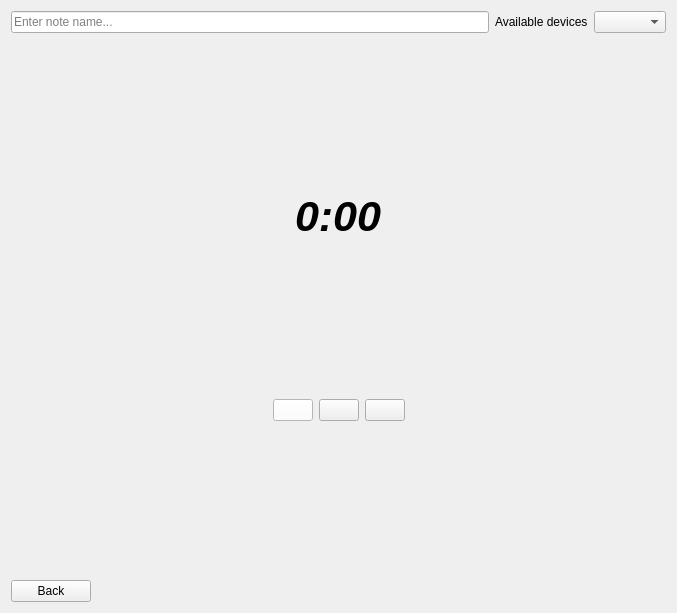
First picture: the form in Notessa/voice_note/ui/create_voice_note_widget.ui, repository Eixini/Notessa, before the edit.
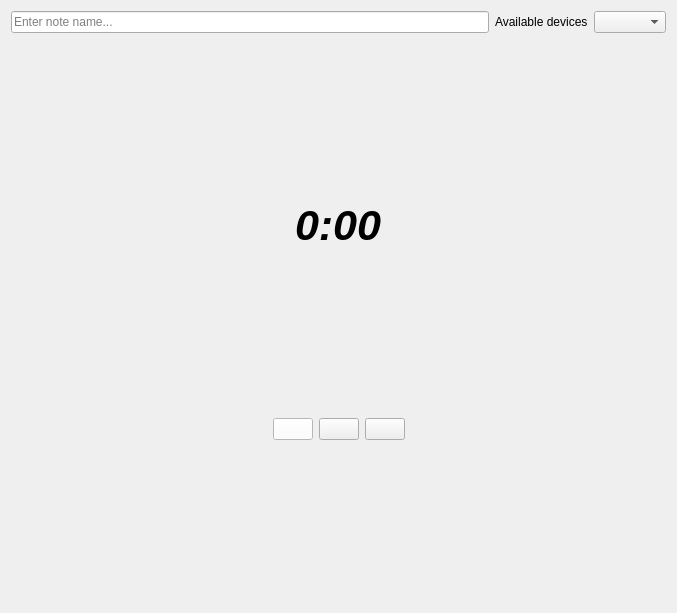
Second picture: the form after the edit. Icons and pictures are not drawn.

Patch:
```diff
--- a/Notessa/voice_note/ui/create_voice_note_widget.ui
+++ b/Notessa/voice_note/ui/create_voice_note_widget.ui
@@ -667,46 +667,6 @@
      </property>
     </spacer>
    </item>
-   <item>
-    <layout class="QHBoxLayout" name="buttons_panel_horizontal_layout">
-     <item>
-      <widget class="QPushButton" name="close_button">
-       <property name="sizePolicy">
-        <sizepolicy hsizetype="Preferred" vsizetype="Minimum">
-         <horstretch>0</horstretch>
-         <verstretch>0</verstretch>
-        </sizepolicy>
-       </property>
-       <property name="text">
-        <string>Back</string>
-       </property>
-       <property name="icon">
-        <iconset resource="../../resource/icons.qrc">
-         <normaloff>:/icons/back.png</normaloff>:/icons/back.png</iconset>
-       </property>
-       <property name="iconSize">
-        <size>
-         <width>32</width>
-         <height>32</height>
-        </size>
-       </property>
-      </widget>
-     </item>
-     <item>
-      <spacer name="horizontalSpacer">
-       <property name="orientation">
-        <enum>Qt::Horizontal</enum>
-       </property>
-       <property name="sizeHint" stdset="0">
-        <size>
-         <width>40</width>
-         <height>20</height>
-        </size>
-       </property>
-      </spacer>
-     </item>
-    </layout>
-   </item>
   </layout>
  </widget>
  <resources>
```
Left out of the diff: 6 changed lines with no effect on the pictures.
